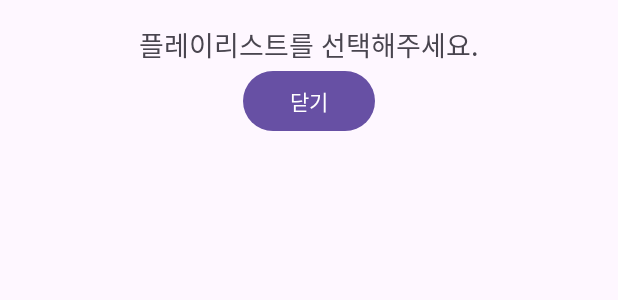
After one commit to tejava317/SingSangSung, an Android app: the layout tab_layout3_bottom_sheet.xml on its own in the app's theme, with its tools: preview values and no code run, on a phone screen of 412 x 824 dp. The commit adds this screen. Shown: the top 300 px of the screen. Run offline under Robolectric (Android 15) with nearby library versions, the phone set to English and light mode, and no system bars.

Commit message:
feat: Implement bottom sheet (without showing playlist)

```diff
--- a/app/src/main/res/layout/tab_layout3.xml
+++ b/app/src/main/res/layout/tab_layout3.xml
@@ -15,6 +15,7 @@
         android:textStyle="bold" />
 
     <FrameLayout
+        android:id="@+id/tab3_main_button"
         android:layout_width="200dp"
         android:layout_height="200dp"
         android:background="@drawable/image_generation_start_background"
--- /dev/null
+++ b/app/src/main/res/layout/tab_layout3_bottom_sheet.xml
@@ -0,0 +1,22 @@
+<?xml version="1.0" encoding="utf-8"?>
+<LinearLayout xmlns:android="http://schemas.android.com/apk/res/android"
+    android:layout_width="match_parent"
+    android:layout_height="wrap_content"
+    android:orientation="vertical"
+    android:padding="16dp">
+
+    <TextView
+        android:layout_width="wrap_content"
+        android:layout_height="wrap_content"
+        android:text="플레이리스트를 선택해주세요."
+        android:textSize="18sp"
+        android:layout_gravity="center_horizontal" />
+
+    <Button
+        android:id="@+id/bottomSheetCloseButton"
+        android:layout_width="wrap_content"
+        android:layout_height="wrap_content"
+        android:text="닫기"
+        android:layout_gravity="center_horizontal"
+        android:onClick="dismissBottomSheet" />
+</LinearLayout>
```
Also changed, not shown: app/src/main/java/com/example/singsangsung/Tab3BottomSheetFragment.kt (added, +29 -0 lines), app/src/main/java/com/example/singsangsung/Tab3Fragment.kt (+12 -4 lines).
